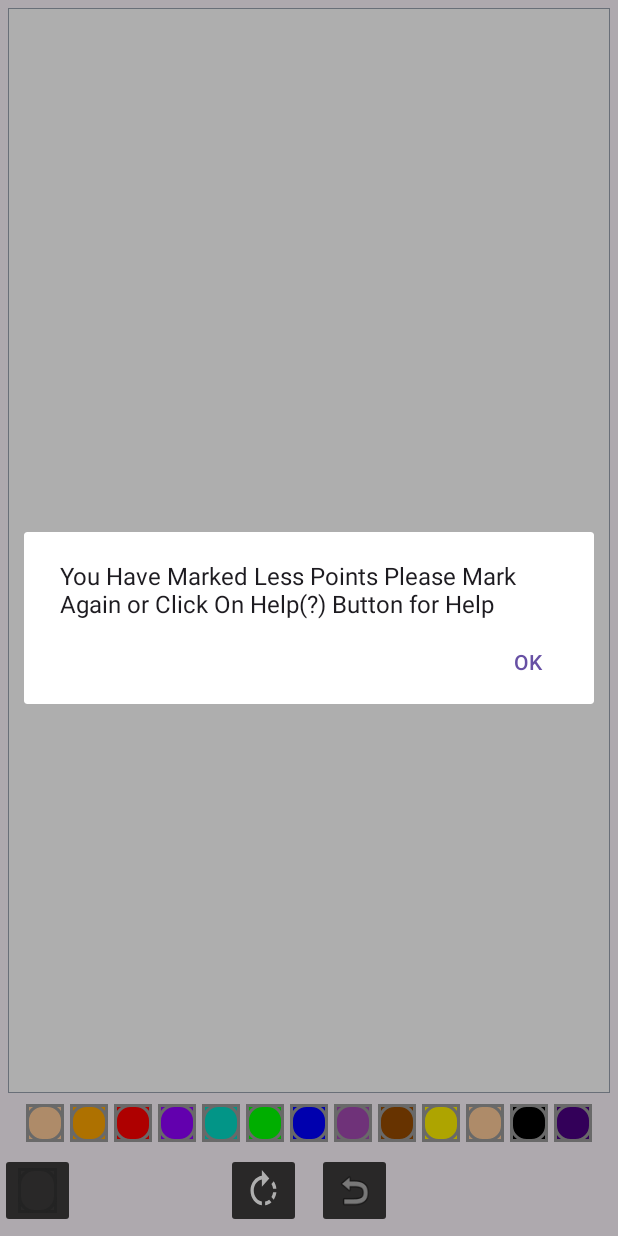
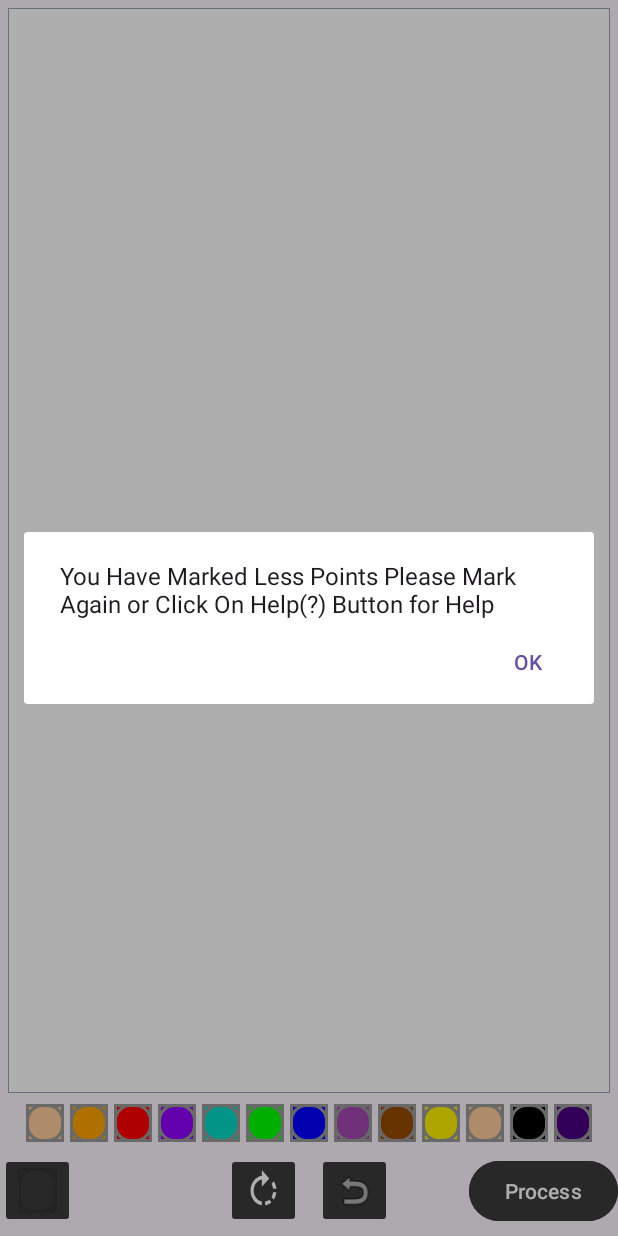
Before and after one commit to EmbeddedCreations/Billboard, an Android app: the MainActivity3 screen opened directly, with no data from a screen before it, after a tap on "Process", on a phone screen of 412 x 824 dp. Run offline under Robolectric (Android 15) with nearby library versions, the phone set to English and light mode, and no system bars; libraries missing offline, so code that uses them is left out: org.opencv.android, org.opencv.core, org.opencv.imgproc.

Commit message:
Initial Apk

```diff
--- a/app/src/main/java/com/example/billboard/DrawingView.java
+++ b/app/src/main/java/com/example/billboard/DrawingView.java
@@ -62,7 +62,9 @@ public final class DrawingView extends View {
         if (this.mPaths.size() > 0) {
             this.mUndo.add(this.mPaths.remove(this.mPaths.size() - 1));
             int lastIndex = coordinatesList.size()-1;
-            coordinatesList.remove(lastIndex);
+            if(lastIndex>=0){
+                coordinatesList.remove(lastIndex);
+            }
             this.invalidate();
         }
 
--- a/app/src/main/java/com/example/billboard/MainActivity3.java
+++ b/app/src/main/java/com/example/billboard/MainActivity3.java
@@ -126,7 +126,7 @@ public class MainActivity3 extends AppCompatActivity {
 
             @Override
             public void onClick(View view) {
-                process.setVisibility(View.INVISIBLE);
+                //process.setVisibility(View.INVISIBLE);
                 loadingProgressBar.setVisibility(View.VISIBLE);
                 process.setEnabled(false);
                 Intent i = new Intent(MainActivity3.this,MainActivity4.class);
```
Also changed, not shown: 5 other files.
